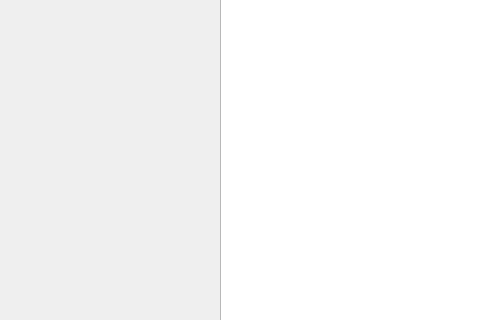
First picture: the form in espresso/UI.ui, repository Yaroslav348/Yaroslav-Gricaev, before the edit; both pictures show x 0 to 480 and y 150 to 470 of the 800 by 600 pixel window.
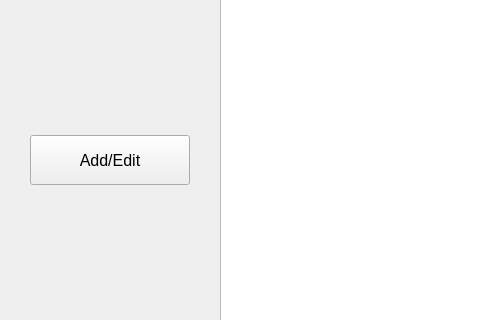
Second picture: the form after the edit.

Commit message: program cappuccino without edit database

```diff
--- a/espresso/UI.ui
+++ b/espresso/UI.ui
@@ -42,6 +42,24 @@
      <string>start</string>
     </property>
    </widget>
+   <widget class="QPushButton" name="btn_2">
+    <property name="geometry">
+     <rect>
+      <x>30</x>
+      <y>285</y>
+      <width>160</width>
+      <height>50</height>
+     </rect>
+    </property>
+    <property name="font">
+     <font>
+      <pointsize>12</pointsize>
+     </font>
+    </property>
+    <property name="text">
+     <string>Add/Edit</string>
+    </property>
+   </widget>
   </widget>
   <widget class="QMenuBar" name="menubar">
    <property name="geometry">
```
The commit also changes 3 other files.
